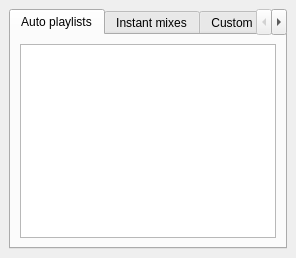
First picture: the form in gpmp/ui/playlists.ui, repository odiroot/PyGPMP, before the edit.
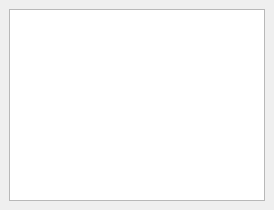
Second picture: the form after the edit.

Commit message: Display auto playlists listing.

```diff
--- a/gpmp/ui/playlists.ui
+++ b/gpmp/ui/playlists.ui
@@ -6,43 +6,9 @@
    <string>Playlists</string>
   </property>
   <widget class="QWidget" name="centralwidget">
-   <layout class="QVBoxLayout" name="verticalLayout_4">
+   <layout class="QVBoxLayout" name="verticalLayout">
     <item>
-     <widget class="QTabWidget" name="tbw_playlists">
-      <property name="currentIndex">
-       <number>0</number>
-      </property>
-      <widget class="QWidget" name="tab_auto">
-       <attribute name="title">
-        <string>Auto playlists</string>
-       </attribute>
-       <layout class="QVBoxLayout" name="verticalLayout">
-        <item>
-         <widget class="QListWidget" name="lst_auto"/>
-        </item>
-       </layout>
-      </widget>
-      <widget class="QWidget" name="tab_instant">
-       <attribute name="title">
-        <string>Instant mixes</string>
-       </attribute>
-       <layout class="QVBoxLayout" name="verticalLayout_2">
-        <item>
-         <widget class="QListWidget" name="lst_instant"/>
-        </item>
-       </layout>
-      </widget>
-      <widget class="QWidget" name="tab_custom">
-       <attribute name="title">
-        <string>Custom playlists</string>
-       </attribute>
-       <layout class="QVBoxLayout" name="verticalLayout_3">
-        <item>
-         <widget class="QListWidget" name="lst_custom"/>
-        </item>
-       </layout>
-      </widget>
-     </widget>
+     <widget class="QListWidget" name="lst_lists"/>
     </item>
    </layout>
   </widget>
```
The commit also changes 6 other files.
